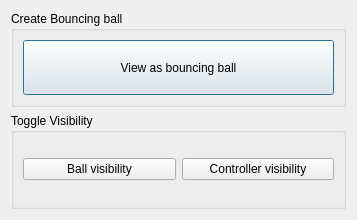
This is bouncingBallVisualizer/ui/main.ui in JaimeFlorian27/bouncingBallVisualizer as Qt 5 draws it before an edit. The edited form follows.
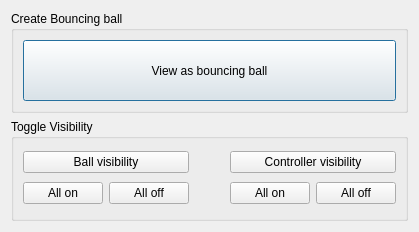
This is the edited form.

Commit message: All Controllers visibility working

What changed in the file:
```diff
--- a/bouncingBallVisualizer/ui/main.ui
+++ b/bouncingBallVisualizer/ui/main.ui
@@ -6,8 +6,8 @@
    <rect>
     <x>0</x>
     <y>0</y>
-    <width>357</width>
-    <height>220</height>
+    <width>397</width>
+    <height>232</height>
    </rect>
   </property>
   <property name="windowTitle">
@@ -50,21 +50,65 @@
      <property name="title">
       <string>Toggle Visibility</string>
      </property>
-     <layout class="QHBoxLayout" name="horizontalLayout">
-      <item>
+     <layout class="QGridLayout" name="gridLayout_2">
+      <item row="2" column="3">
+       <widget class="QPushButton" name="controllerAllOnButton">
+        <property name="text">
+         <string>All on</string>
+        </property>
+       </widget>
+      </item>
+      <item row="0" column="0" colspan="2">
        <widget class="QPushButton" name="ballVisibilityButton">
         <property name="text">
          <string>Ball visibility</string>
         </property>
        </widget>
       </item>
-      <item>
+      <item row="2" column="4">
+       <widget class="QPushButton" name="controllerAllOffButton">
+        <property name="text">
+         <string>All off</string>
+        </property>
+       </widget>
+      </item>
+      <item row="0" column="3" colspan="2">
        <widget class="QPushButton" name="controllerVisibilityButton">
         <property name="text">
          <string>Controller visibility</string>
         </property>
        </widget>
       </item>
+      <item row="2" column="0">
+       <widget class="QPushButton" name="ballAllOnButton">
+        <property name="text">
+         <string>All on</string>
+        </property>
+       </widget>
+      </item>
+      <item row="2" column="1">
+       <widget class="QPushButton" name="ballAllOffButton">
+        <property name="text">
+         <string>All off</string>
+        </property>
+       </widget>
+      </item>
+      <item row="2" column="2">
+       <spacer name="ButtonsHorizontalSpacer">
+        <property name="orientation">
+         <enum>Qt::Horizontal</enum>
+        </property>
+        <property name="sizeType">
+         <enum>QSizePolicy::MinimumExpanding</enum>
+        </property>
+        <property name="sizeHint" stdset="0">
+         <size>
+          <width>35</width>
+          <height>20</height>
+         </size>
+        </property>
+       </spacer>
+      </item>
      </layout>
     </widget>
    </item>
```
Left out of the diff: 2 changed lines with no effect on the pictures. The commit also changes 3 other files.
